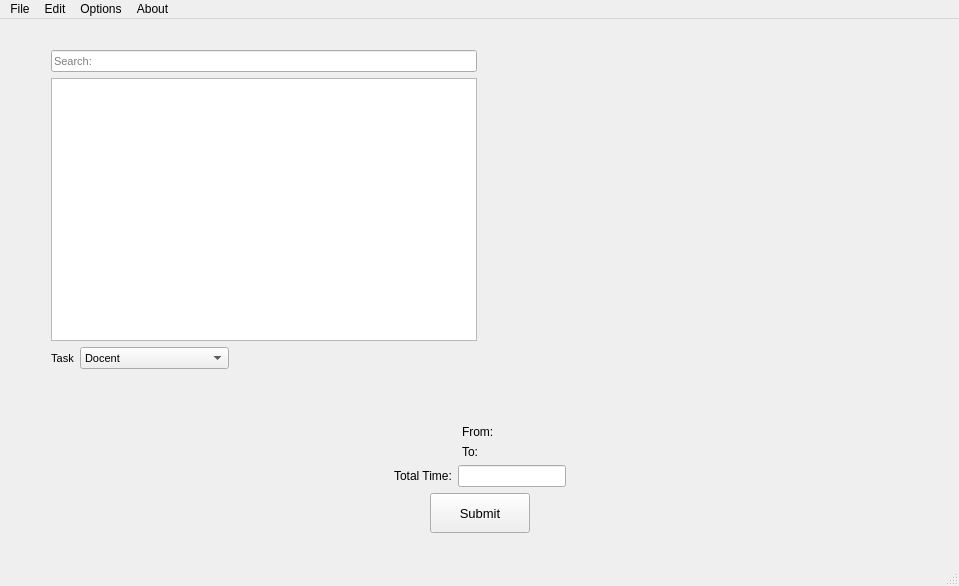
Qt form LogNotebook.ui (Beanalones/Log_Notebook) before a commit.
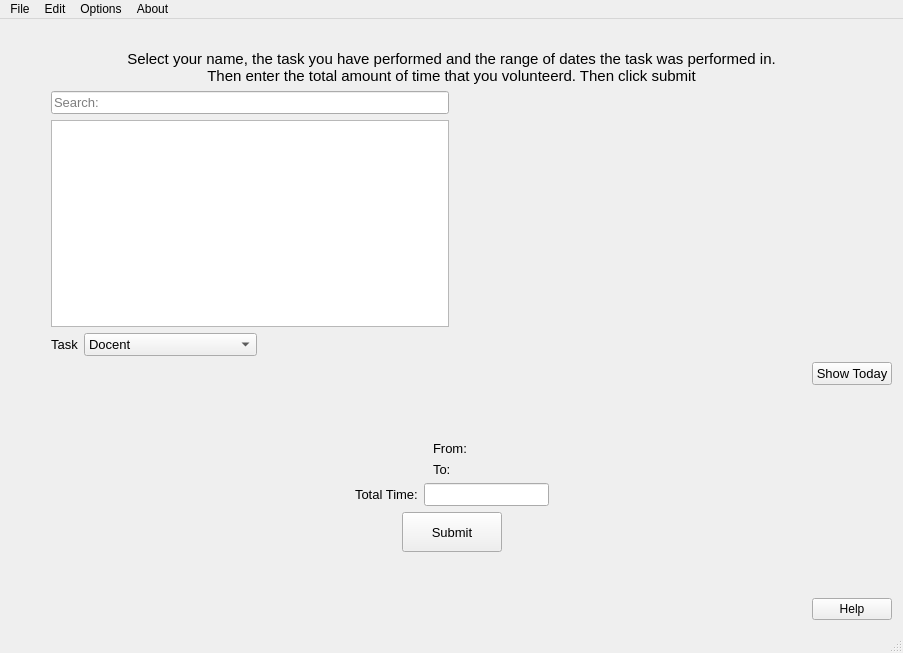
The same form after that commit. Custom widgets are drawn as their Qt base class.

Commit message: Fixed autofill/task bug.

What changed in the file:
```diff
--- a/LogNotebook.ui
+++ b/LogNotebook.ui
@@ -6,8 +6,8 @@
    <rect>
     <x>0</x>
     <y>0</y>
-    <width>959</width>
-    <height>586</height>
+    <width>903</width>
+    <height>653</height>
    </rect>
   </property>
   <property name="windowTitle">
@@ -31,6 +31,22 @@
       </property>
      </spacer>
     </item>
+    <item>
+     <widget class="QLabel" name="label_2">
+      <property name="font">
+       <font>
+        <pointsize>11</pointsize>
+       </font>
+      </property>
+      <property name="text">
+       <string>Select your name, the task you have performed and the range of dates the task was performed in. 
+Then enter the total amount of time that you volunteerd. Then click submit</string>
+      </property>
+      <property name="alignment">
+       <set>Qt::AlignCenter</set>
+      </property>
+     </widget>
+    </item>
     <item>
      <layout class="QHBoxLayout" name="horizontalLayout_3">
       <item>
@@ -61,7 +77,7 @@
           </property>
           <property name="font">
            <font>
-            <pointsize>8</pointsize>
+            <pointsize>10</pointsize>
            </font>
           </property>
           <property name="placeholderText">
@@ -79,7 +95,7 @@
           </property>
           <property name="font">
            <font>
-            <pointsize>8</pointsize>
+            <pointsize>10</pointsize>
            </font>
           </property>
           <property name="editTriggers">
@@ -99,7 +115,7 @@
            <widget class="QLabel" name="label_4">
             <property name="font">
              <font>
-              <pointsize>8</pointsize>
+              <pointsize>10</pointsize>
              </font>
             </property>
             <property name="text">
@@ -120,7 +136,7 @@
             </property>
             <property name="font">
              <font>
-              <pointsize>8</pointsize>
+              <pointsize>10</pointsize>
              </font>
             </property>
             <property name="whatsThis">
@@ -243,6 +259,35 @@
       </item>
      </layout>
     </item>
+    <item>
+     <layout class="QHBoxLayout" name="horizontalLayout_7">
+      <item>
+       <spacer name="horizontalSpacer_9">
+        <property name="orientation">
+         <enum>Qt::Horizontal</enum>
+        </property>
+        <property name="sizeHint" stdset="0">
+         <size>
+          <width>40</width>
+          <height>20</height>
+         </size>
+        </property>
+       </spacer>
+      </item>
+      <item>
+       <widget class="QPushButton" name="showTodayBtn">
+        <property name="font">
+         <font>
+          <pointsize>10</pointsize>
+         </font>
+        </property>
+        <property name="text">
+         <string>Show Today</string>
+        </property>
+       </widget>
+      </item>
+     </layout>
+    </item>
     <item>
      <spacer name="verticalSpacer_2">
       <property name="orientation">
@@ -284,6 +329,11 @@
             <verstretch>0</verstretch>
            </sizepolicy>
           </property>
+          <property name="font">
+           <font>
+            <pointsize>10</pointsize>
+           </font>
+          </property>
           <property name="text">
            <string>From: </string>
           </property>
@@ -297,6 +347,11 @@
             <verstretch>0</verstretch>
            </sizepolicy>
           </property>
+          <property name="font">
+           <font>
+            <pointsize>10</pointsize>
+           </font>
+          </property>
           <property name="text">
            <string>To: </string>
           </property>
@@ -336,6 +391,11 @@
       </item>
       <item>
        <widget class="QLabel" name="label">
+        <property name="font">
+         <font>
+          <pointsize>10</pointsize>
+         </font>
+        </property>
         <property name="text">
          <string>Total Time:</string>
         </property>
@@ -349,6 +409,11 @@
           <verstretch>0</verstretch>
          </sizepolicy>
         </property>
+        <property name="font">
+         <font>
+          <pointsize>10</pointsize>
+         </font>
+        </property>
         <property name="inputMask">
          <string/>
         </property>
@@ -429,16 +494,58 @@
        <enum>Qt::Vertical</enum>
       </property>
       <property name="sizeType">
-       <enum>QSizePolicy::Fixed</enum>
+       <enum>QSizePolicy::Preferred</enum>
       </property>
       <property name="sizeHint" stdset="0">
        <size>
         <width>20</width>
-        <height>20</height>
+        <height>40</height>
        </size>
       </property>
      </spacer>
     </item>
+    <item>
+     <layout class="QHBoxLayout" name="horizontalLayout_5">
+      <item>
+       <spacer name="horizontalSpacer_8">
+        <property name="orientation">
+         <enum>Qt::Horizontal</enum>
+        </property>
+        <property name="sizeType">
+         <enum>QSizePolicy::MinimumExpanding</enum>
+        </property>
+        <property name="sizeHint" stdset="0">
+         <size>
+          <width>40</width>
+          <height>20</height>
+         </size>
+        </property>
+       </spacer>
+      </item>
+      <item>
+       <widget class="QPushButton" name="helpBtn">
+        <property name="sizePolicy">
+         <sizepolicy hsizetype="Fixed" vsizetype="Fixed">
+          <horstretch>0</horstretch>
+          <verstretch>0</verstretch>
+         </sizepolicy>
+        </property>
+        <property name="text">
+         <string>Help</string>
+        </property>
+        <property name="autoDefault">
+         <bool>false</bool>
+        </property>
+        <property name="default">
+         <bool>false</bool>
+        </property>
+        <property name="flat">
+         <bool>false</bool>
+        </property>
+       </widget>
+      </item>
+     </layout>
+    </item>
    </layout>
   </widget>
   <widget class="QMenuBar" name="menuBar">
@@ -446,8 +553,8 @@
     <rect>
      <x>0</x>
      <y>0</y>
-     <width>959</width>
-     <height>26</height>
+     <width>903</width>
+     <height>21</height>
     </rect>
    </property>
    <widget class="QMenu" name="menuFile">
```
The commit also changes 8 other files.
